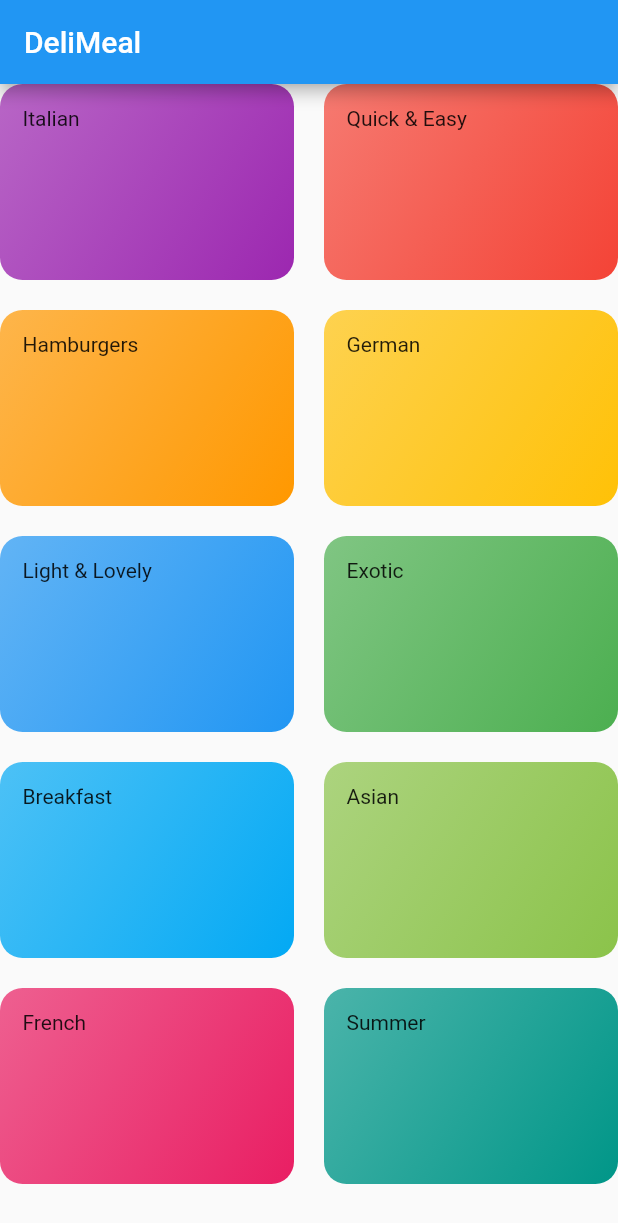
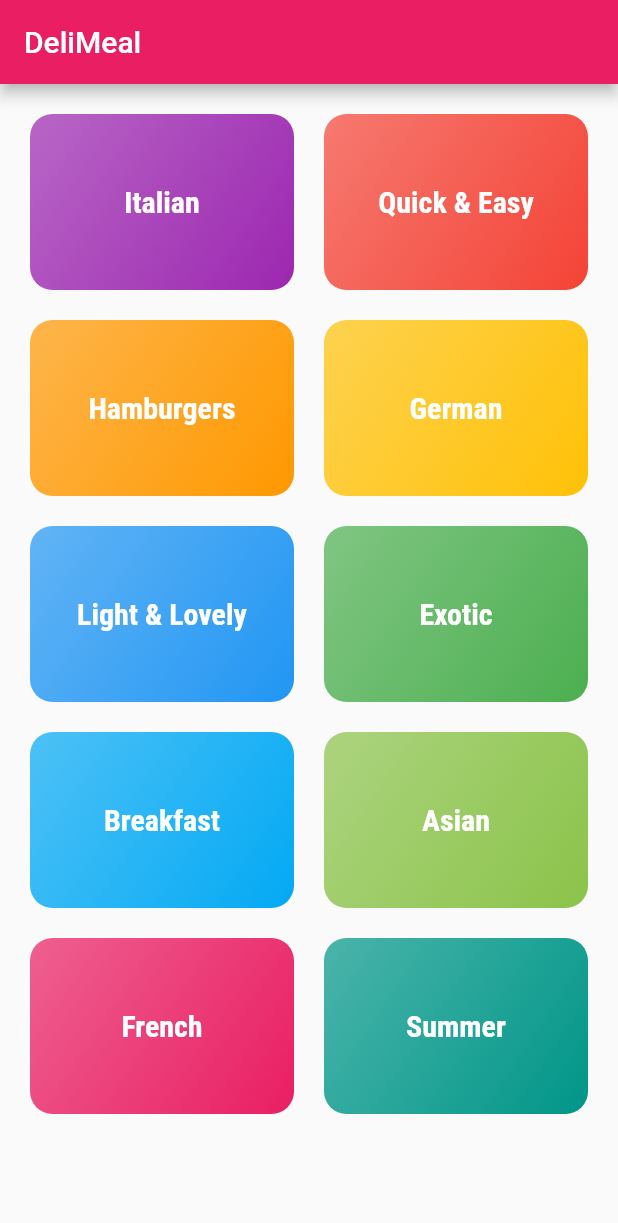
Before and after one commit to varshil-shah/meal-app, a Flutter app: the screen it shows after launch, on a phone screen of 412 x 824 dp. Shown: the top 1223 px of the screen. Run offline on Flutter 3.47's test engine with Material 2 defaults, Android fonts, the phone set to English and light mode, and no system bars.

Commit message:
:lipstick: Add font and design theme-data

```diff
--- a/lib/main.dart
+++ b/lib/main.dart
@@ -13,8 +13,21 @@ class MyApp extends StatelessWidget {
     return MaterialApp(
       title: 'DeliMeal',
       theme: ThemeData(
-        // is not restarted.
-        primarySwatch: Colors.blue,
+        primarySwatch: Colors.pink,
+        textTheme: ThemeData.light().textTheme.copyWith(
+              bodyText1: const TextStyle(
+                color: Color.fromRGBO(20, 51, 51, 1),
+              ),
+              bodyText2: const TextStyle(
+                color: Color.fromRGBO(20, 51, 51, 1),
+              ),
+              headline1: const TextStyle(
+                color: Colors.white,
+                fontSize: 20.0,
+                fontFamily: 'RobotoCondensed',
+                fontWeight: FontWeight.bold,
+              ),
+            ),
       ),
       home: const CatogriesScreen(),
     );
--- a/lib/screens/categories.dart
+++ b/lib/screens/categories.dart
@@ -10,6 +10,7 @@ class CatogriesScreen extends StatelessWidget {
     return Scaffold(
       appBar: AppBar(title: const Text("DeliMeal")),
       body: GridView(
+        padding: const EdgeInsets.all(20.0),
         children: DUMMY_CATEGORIES
             .map(
               (categoryData) => CategoryItem(
--- a/lib/widgets/category_item.dart
+++ b/lib/widgets/category_item.dart
@@ -13,7 +13,12 @@ class CategoryItem extends StatelessWidget {
   Widget build(BuildContext context) {
     return Container(
       padding: const EdgeInsets.all(15.0),
-      child: Text(title),
+      child: Center(
+        child: Text(
+          title,
+          style: Theme.of(context).textTheme.headline1,
+        ),
+      ),
       decoration: BoxDecoration(
         gradient: LinearGradient(
           colors: [
```
Also changed, not shown: pubspec.yaml (+18 -14 lines), assets/fonts/Raleway-Black.ttf (added), assets/fonts/Raleway-Bold.ttf (added), assets/fonts/Raleway-Regular.ttf (added), assets/fonts/RobotoCondensed-Bold.ttf (added), assets/fonts/RobotoCondensed-Italic.ttf (added), assets/fonts/RobotoCondensed-Light.ttf (added), assets/fonts/RobotoCondensed-Regular.ttf (added).
